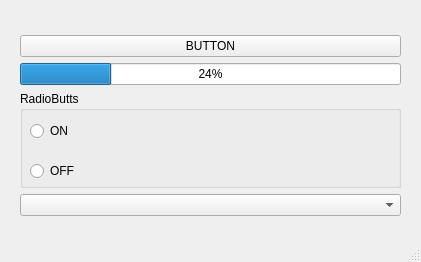
First picture: the form in mainwindow.ui, repository KseniiaVengsar/QTWidgetS, before the edit.
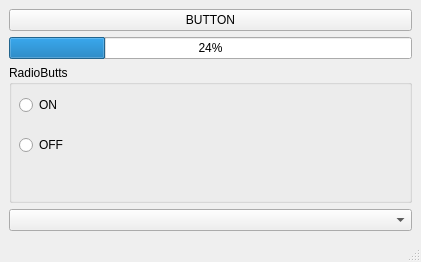
Second picture: the form after the edit.

What changed in the file:
```diff
--- a/mainwindow.ui
+++ b/mainwindow.ui
@@ -14,15 +14,8 @@
    <string>MainWindow</string>
   </property>
   <widget class="QWidget" name="centralwidget">
-   <widget class="QWidget" name="">
-    <property name="geometry">
-     <rect>
-      <x>20</x>
-      <y>35</y>
-      <width>381</width>
-      <height>181</height>
-     </rect>
-    </property>
+   <layout class="QVBoxLayout" name="verticalLayout">
+    <item>
     <layout class="QGridLayout" name="gridLayout">
      <item row="0" column="0">
       <widget class="QPushButton" name="push_Butt">
@@ -75,7 +68,8 @@
       <widget class="QComboBox" name="co_Box"/>
      </item>
     </layout>
-   </widget>
+    </item>
+   </layout>
   </widget>
   <widget class="QMenuBar" name="menubar">
    <property name="geometry">
```
Left out of the diff: 2 changed lines with no effect on the pictures. Lines whose indentation alone changed are shown as unchanged.
